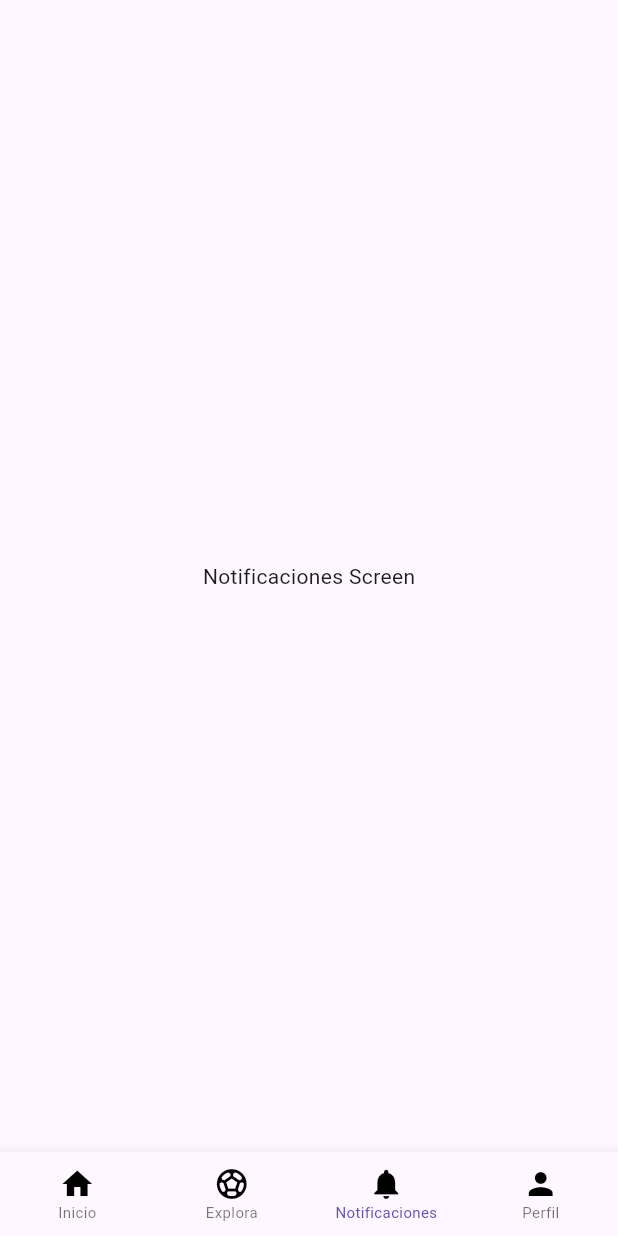
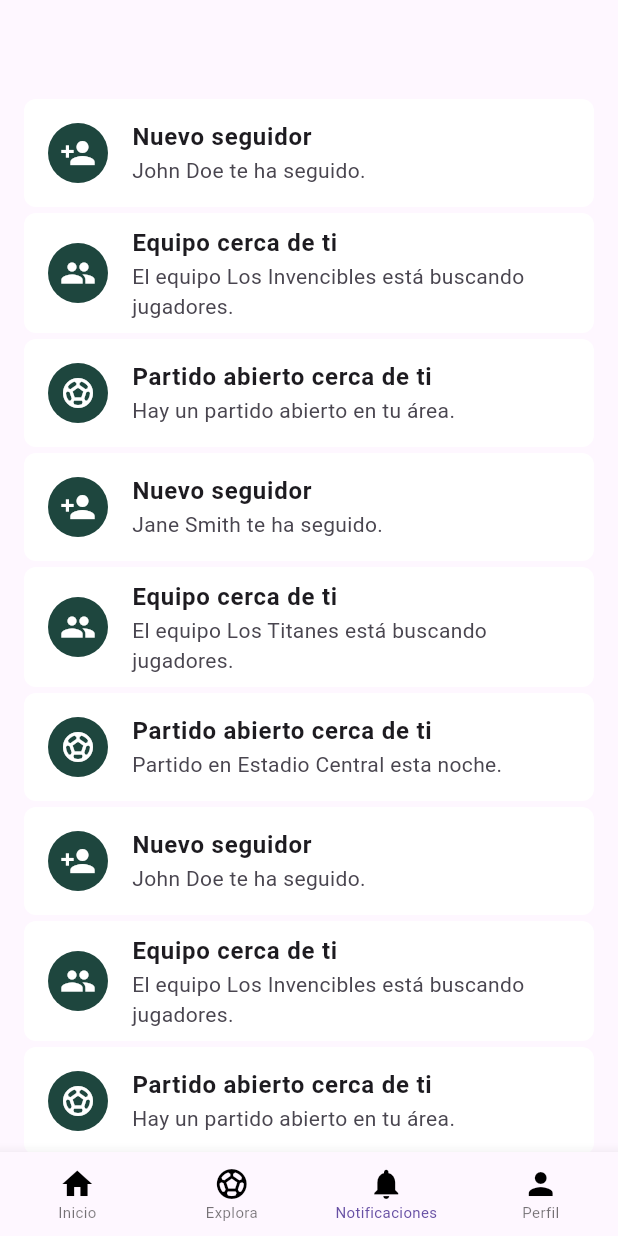
Before and after one commit to vannelo/korner, a Flutter app: the HomeScreen screen opened directly, item 3 of the bottom bar chosen, on a phone screen of 412 x 824 dp. Run offline on Flutter 3.47's test engine with Material 3 defaults, Android fonts, the phone set to English and light mode, and no system bars; our stand-ins replace carousel_slider, google_fonts.

Commit message:
KAN-9 - Add notifications screen

```diff
--- a/lib/screens/home_screen.dart
+++ b/lib/screens/home_screen.dart
@@ -9,6 +9,7 @@ import '../widgets/icon_widget.dart';
 import '../widgets/match_card.dart';
 import '../services/data_service.dart';
 import 'profile_screen.dart';
+import 'notifications_screen.dart';
 
 class HomeScreen extends StatefulWidget {
   const HomeScreen({super.key});
@@ -23,7 +24,7 @@ class _HomeScreenState extends State<HomeScreen> {
   final List<Widget> _screens = [
     const HomeScreenContent(),
     const ExploreScreen(),
-    const Center(child: Text('Notificaciones Screen')),
+    const NotificationScreen(),
     const ProfileScreen(),
   ];
 
--- /dev/null
+++ b/lib/screens/notifications_screen.dart
@@ -0,0 +1,134 @@
+import 'package:flutter/material.dart';
+
+class NotificationScreen extends StatelessWidget {
+  const NotificationScreen({super.key});
+
+  @override
+  Widget build(BuildContext context) {
+    return Scaffold(
+      body: ListView(
+        padding: const EdgeInsets.only(
+            top: 64.0, left: 16.0, right: 16.0, bottom: 16.0),
+        children: [
+          _buildNotificationItem(
+            context,
+            icon: Icons.person_add,
+            title: 'Nuevo seguidor',
+            description: 'John Doe te ha seguido.',
+            color: const Color(0xFF1E463E),
+          ),
+          _buildNotificationItem(
+            context,
+            icon: Icons.group,
+            title: 'Equipo cerca de ti',
+            description: 'El equipo Los Invencibles está buscando jugadores.',
+            color: const Color(0xFF1E463E),
+          ),
+          _buildNotificationItem(
+            context,
+            icon: Icons.sports_soccer,
+            title: 'Partido abierto cerca de ti',
+            description: 'Hay un partido abierto en tu área.',
+            color: const Color(0xFF1E463E),
+          ),
+          _buildNotificationItem(
+            context,
+            icon: Icons.person_add,
+            title: 'Nuevo seguidor',
+            description: 'Jane Smith te ha seguido.',
+            color: const Color(0xFF1E463E),
+          ),
+          _buildNotificationItem(
+            context,
+            icon: Icons.group,
+            title: 'Equipo cerca de ti',
+            description: 'El equipo Los Titanes está buscando jugadores.',
+            color: const Color(0xFF1E463E),
+          ),
+          _buildNotificationItem(
+            context,
+            icon: Icons.sports_soccer,
+            title: 'Partido abierto cerca de ti',
+            description: 'Partido en Estadio Central esta noche.',
+            color: const Color(0xFF1E463E),
+          ),
+          _buildNotificationItem(
+            context,
+            icon: Icons.person_add,
+            title: 'Nuevo seguidor',
+            description: 'John Doe te ha seguido.',
+            color: const Color(0xFF1E463E),
+          ),
+          _buildNotificationItem(
+            context,
+            icon: Icons.group,
+            title: 'Equipo cerca de ti',
+            description: 'El equipo Los Invencibles está buscando jugadores.',
+            color: const Color(0xFF1E463E),
+          ),
+          _buildNotificationItem(
+            context,
+            icon: Icons.sports_soccer,
+            title: 'Partido abierto cerca de ti',
+            description: 'Hay un partido abierto en tu área.',
+            color: const Color(0xFF1E463E),
+          ),
+          _buildNotificationItem(
+            context,
+            icon: Icons.person_add,
+            title: 'Nuevo seguidor',
+            description: 'Jane Smith te ha seguido.',
+            color: const Color(0xFF1E463E),
+          ),
+          _buildNotificationItem(
+            context,
+            icon: Icons.group,
+            title: 'Equipo cerca de ti',
+            description: 'El equipo Los Titanes está buscando jugadores.',
+            color: const Color(0xFF1E463E),
+          ),
+          _buildNotificationItem(
+            context,
+            icon: Icons.sports_soccer,
+            title: 'Partido abierto cerca de ti',
+            description: 'Partido en Estadio Central esta noche.',
+            color: const Color(0xFF1E463E),
+          ),
+        ],
+      ),
+    );
+  }
+
+  Widget _buildNotificationItem(
+    BuildContext context, {
+    required IconData icon,
+    required String title,
+    required String description,
+    required Color color,
+  }) {
+    return Container(
+      margin: const EdgeInsets.symmetric(vertical: 2),
+      decoration: BoxDecoration(
+        color: Colors.white,
+        borderRadius: BorderRadius.circular(8.0),
+      ),
+      child: ListTile(
+        leading: CircleAvatar(
+          backgroundColor: color,
+          child: Icon(
+            icon,
+            color: Colors.white,
+          ),
+        ),
+        title: Text(
+          title,
+          style: const TextStyle(fontWeight: FontWeight.bold),
+        ),
+        subtitle: Text(description),
+        onTap: () {
+          // Handle notification tap
+        },
+      ),
+    );
+  }
+}
--- a/lib/screens/welcome_screen.dart
+++ b/lib/screens/welcome_screen.dart
@@ -12,17 +12,14 @@ class WelcomeScreen extends StatelessWidget {
         onTap: () {
           Navigator.push(
             context,
-            MaterialPageRoute(builder: (context) => HomeScreen()),
+            MaterialPageRoute(builder: (context) => const HomeScreen()),
           );
         },
         child: Stack(
           children: [
             Container(
               decoration: const BoxDecoration(
-                image: DecorationImage(
-                  image: AssetImage('assets/images/welcome-bg.jpg'),
-                  fit: BoxFit.cover,
-                ),
+                color: Color(0xFF1E463E), // Replace with your desired color
               ),
             ),
             Center(
--- a/pubspec.yaml
+++ b/pubspec.yaml
@@ -16,7 +16,7 @@ publish_to: "none" # Remove this line if you wish to publish to pub.dev
 # https://developer.apple.com/library/archive/documentation/General/Reference/InfoPlistKeyReference/Articles/CoreFoundationKeys.html
 # In Windows, build-name is used as the major, minor, and patch parts
 # of the product and file versions while build-number is used as the build suffix.
-version: 0.0.15+1
+version: 0.0.17+1
 
 environment:
   sdk: ^3.5.0
```
Also changed, not shown: 1 other file.
